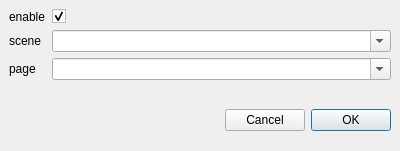
Above: creator/src/window/n_layout_setting_dialog.ui from h13i32maru/navyjs-legacy2 before the change. Below: the same form after it.
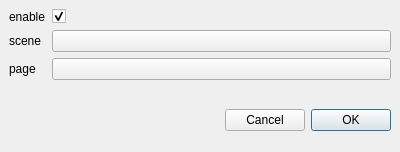
That is the form after the change. Custom widgets are drawn as their Qt base class.

Commit message: layout settingをNTextListSelectorに対応.

```diff
--- a/creator/src/window/n_layout_setting_dialog.ui
+++ b/creator/src/window/n_layout_setting_dialog.ui
@@ -7,7 +7,7 @@
     <x>0</x>
     <y>0</y>
     <width>400</width>
-    <height>151</height>
+    <height>152</height>
    </rect>
   </property>
   <property name="windowTitle">
@@ -65,13 +65,6 @@
         </property>
        </widget>
       </item>
-      <item row="1" column="1">
-       <widget class="NComboBox" name="screenScene">
-        <property name="editable">
-         <bool>true</bool>
-        </property>
-       </widget>
-      </item>
       <item row="2" column="0">
        <widget class="QLabel" name="label_2">
         <property name="text">
@@ -79,10 +72,17 @@
         </property>
        </widget>
       </item>
+      <item row="1" column="1">
+       <widget class="NTextListSelector" name="screenScene">
+        <property name="text">
+         <string/>
+        </property>
+       </widget>
+      </item>
       <item row="2" column="1">
-       <widget class="NComboBox" name="screenPage">
-        <property name="editable">
-         <bool>true</bool>
+       <widget class="NTextListSelector" name="screenPage">
+        <property name="text">
+         <string/>
         </property>
        </widget>
       </item>
@@ -129,9 +129,9 @@
  </widget>
  <customwidgets>
   <customwidget>
-   <class>NComboBox</class>
-   <extends>QComboBox</extends>
-   <header>extend/n_combo_box.h</header>
+   <class>NTextListSelector</class>
+   <extends>QPushButton</extends>
+   <header>extend/n_text_list_selector.h</header>
   </customwidget>
  </customwidgets>
  <resources/>
```
The commit also changes 2 other files.
